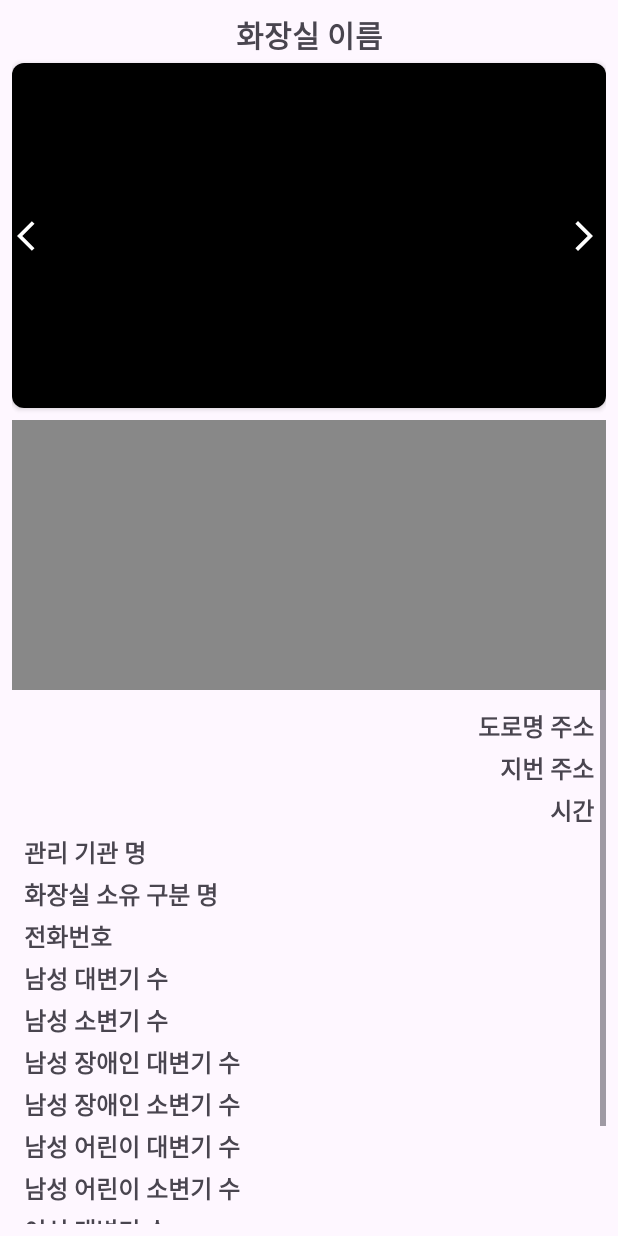
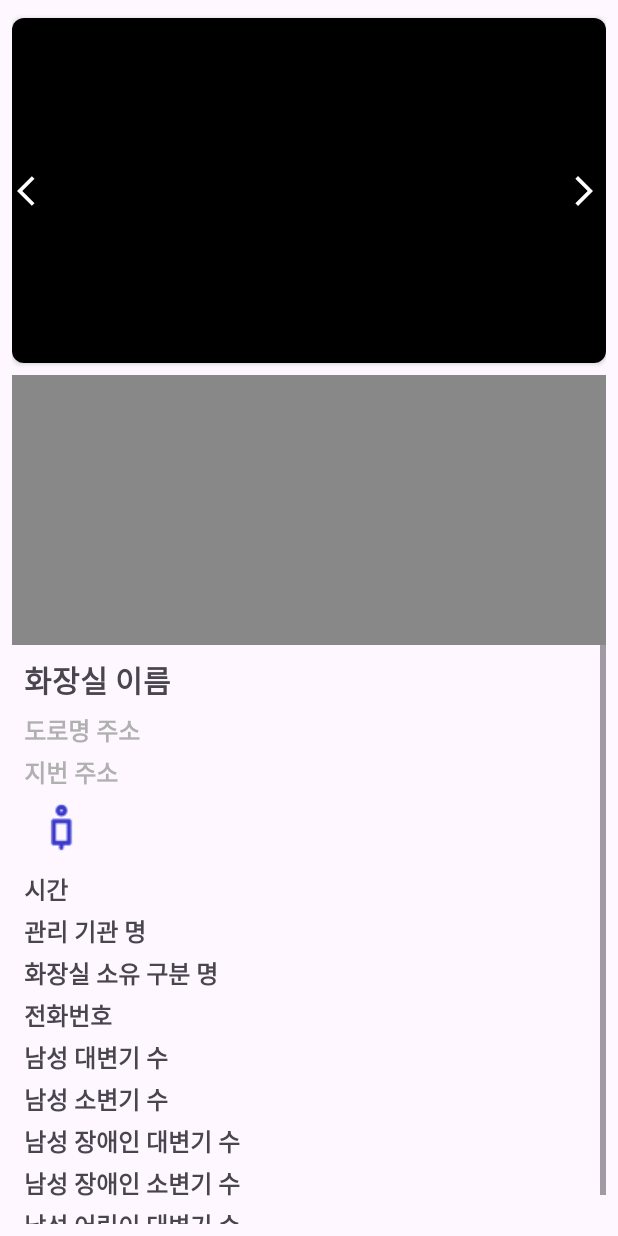
Before and after one commit to jake5113/MalddongKt, an Android app: the ToiletDetailActivity screen opened directly, with no data from a screen before it, on a phone screen of 412 x 824 dp. Run offline under Robolectric (Android 15) with nearby library versions, the phone set to English and light mode, and no system bars; libraries missing offline, so code that uses them is left out: com.naver.maps; 23 statements that could not run were skipped.

```diff
--- a/app/src/main/res/layout/activity_toilet_detail.xml
+++ b/app/src/main/res/layout/activity_toilet_detail.xml
@@ -7,16 +7,6 @@
     android:orientation="vertical"
     android:padding="8dp"
     tools:context=".main.list.toilet.ToiletDetailActivity">
-
-    <TextView
-        android:id="@+id/toilet_nm"
-        android:layout_width="match_parent"
-        android:layout_height="wrap_content"
-        android:fontFamily="@font/lineseedsanskr_bd"
-        android:text="화장실 이름"
-        android:textAlignment="center"
-        android:textSize="20sp"
-        android:textStyle="bold" />
 
     <androidx.cardview.widget.CardView
         android:layout_width="wrap_content"
@@ -62,13 +52,25 @@
 
     <ScrollView
         android:layout_width="match_parent"
-        android:layout_height="match_parent" >
+        android:layout_height="match_parent">
 
-    <LinearLayout
+        <GridLayout
+            android:columnCount="4"
+            android:rowCount="13"
             android:layout_width="match_parent"
             android:layout_height="wrap_content"
             android:orientation="vertical"
             android:padding="8dp">
+
+            <TextView
+                android:id="@+id/toilet_nm"
+                android:layout_width="match_parent"
+                android:layout_height="wrap_content"
+                android:fontFamily="@font/lineseedsanskr_bd"
+                android:text="화장실 이름"
+                android:textAlignment="textStart"
+                android:textSize="20sp"
+                android:textStyle="bold" />
 
             <TextView
                 android:id="@+id/rn_adres"
@@ -76,7 +78,8 @@
                 android:layout_height="wrap_content"
                 android:layout_marginTop="4dp"
                 android:text="도로명 주소"
-            android:textAlignment="textEnd"
+                android:textAlignment="textStart"
+                android:textColor="#B0B0B0"
                 android:textSize="16sp"
                 android:textStyle="bold" />
 
@@ -86,9 +89,15 @@
                 android:layout_height="wrap_content"
                 android:layout_marginTop="4dp"
                 android:text="지번 주소"
-            android:textAlignment="textEnd"
+                android:textAlignment="textStart"
+                android:textColor="#B0B0B0"
                 android:textSize="16sp"
                 android:textStyle="bold" />
+
+            <ImageView
+                android:src="@drawable/icon_man"
+                />
+
 
             <TextView
                 android:id="@+id/opn_time_info"
@@ -96,9 +105,10 @@
                 android:layout_height="wrap_content"
                 android:layout_marginTop="4dp"
                 android:text="시간"
-            android:textAlignment="textEnd"
+                android:textAlignment="textStart"
                 android:textSize="16sp"
                 android:textStyle="bold" />
+
 
             <TextView
                 android:id="@+id/mngr_instt_nm"
@@ -221,6 +231,6 @@
                 android:textStyle="bold" />
 
 
-        </LinearLayout>
+        </GridLayout>
     </ScrollView>
 </LinearLayout>
```
Also changed, not shown: app/src/main/res/drawable/icon_man.png (added). Lines whose indentation alone changed are shown as unchanged.
